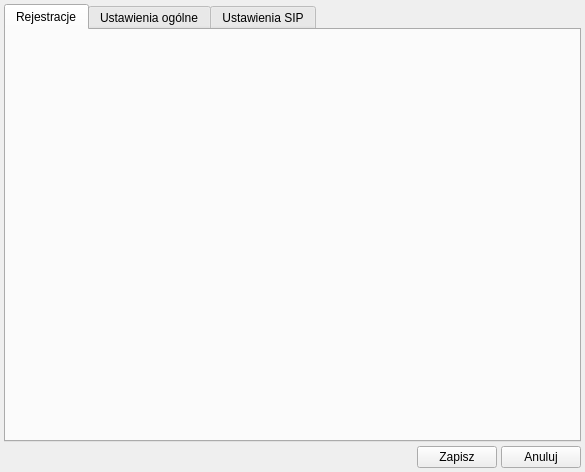
Above: settings.ui from killpl/SIP-Phone before the change. Below: the same form after it.
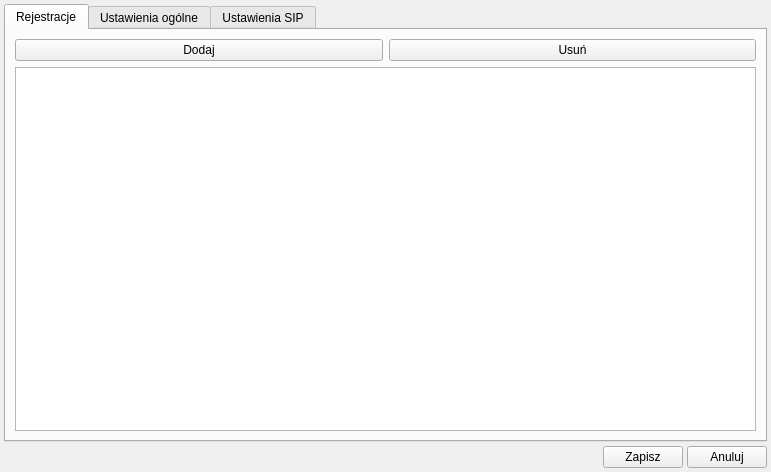
That is the form after the change. The open tabs and pages were chosen to show the change.

The edit to the form file:
```diff
--- a/settings.ui
+++ b/settings.ui
@@ -9,7 +9,7 @@
    <rect>
     <x>0</x>
     <y>0</y>
-    <width>585</width>
+    <width>771</width>
     <height>472</height>
    </rect>
   </property>
@@ -34,6 +34,48 @@
         <attribute name="title">
          <string>Rejestracje</string>
         </attribute>
+        <layout class="QGridLayout" name="gridLayout_3">
+         <item row="0" column="0">
+          <layout class="QGridLayout" name="gridLayoutRegistrations">
+           <item row="0" column="1">
+            <widget class="QPushButton" name="pushButtonRemoveRegistration">
+             <property name="text">
+              <string>Usuń</string>
+             </property>
+            </widget>
+           </item>
+           <item row="0" column="0">
+            <widget class="QPushButton" name="pushButtonAddRegistration">
+             <property name="text">
+              <string>Dodaj</string>
+             </property>
+            </widget>
+           </item>
+           <item row="1" column="0" colspan="2">
+            <widget class="QTableView" name="tableViewRegistrations">
+             <property name="sizePolicy">
+              <sizepolicy hsizetype="Expanding" vsizetype="Expanding">
+               <horstretch>1</horstretch>
+               <verstretch>0</verstretch>
+              </sizepolicy>
+             </property>
+             <property name="alternatingRowColors">
+              <bool>true</bool>
+             </property>
+             <property name="selectionMode">
+              <enum>QAbstractItemView::SingleSelection</enum>
+             </property>
+             <property name="selectionBehavior">
+              <enum>QAbstractItemView::SelectRows</enum>
+             </property>
+             <property name="sortingEnabled">
+              <bool>true</bool>
+             </property>
+            </widget>
+           </item>
+          </layout>
+         </item>
+        </layout>
        </widget>
        <widget class="QWidget" name="settings">
         <attribute name="title">
```
Left out of the diff: 4 changed lines with no effect on the pictures.
